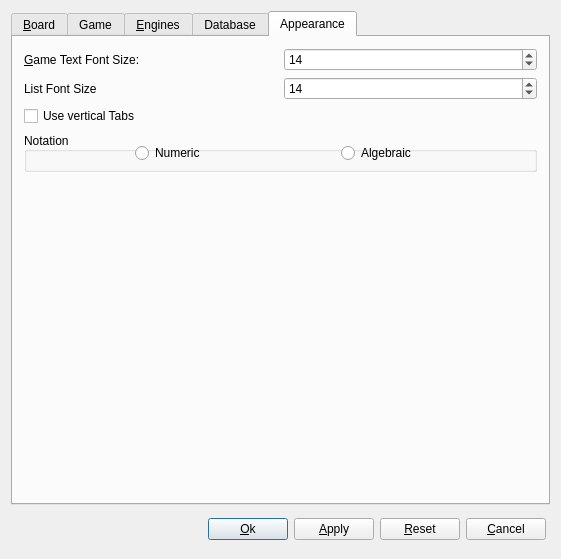
Qt form src/gui/preferences.ui (franzm/shatrabase) before a commit.
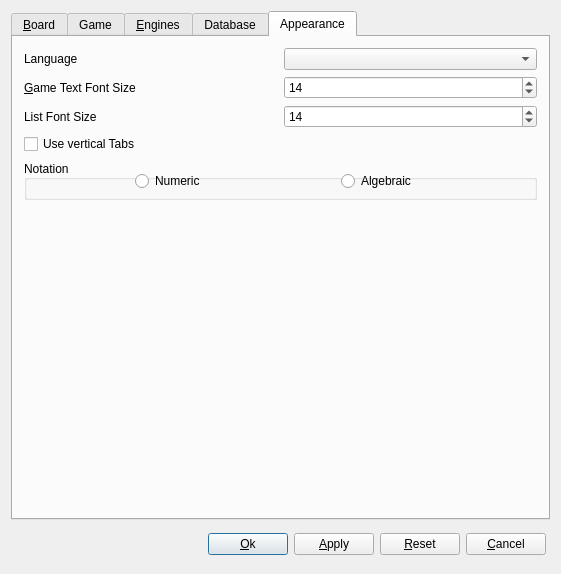
The same form after that commit. The open tabs and pages were chosen to show the change. Custom widgets are drawn as their Qt base class.

Commit message: language as option in preferences

Diff of the .ui file:
```diff
--- a/src/gui/preferences.ui
+++ b/src/gui/preferences.ui
@@ -7,7 +7,7 @@
     <x>0</x>
     <y>0</y>
     <width>553</width>
-    <height>547</height>
+    <height>574</height>
    </rect>
   </property>
   <property name="windowTitle">
@@ -17,6 +17,72 @@
    <bool>true</bool>
   </property>
   <layout class="QGridLayout" name="gridLayout">
+   <item row="1" column="0">
+    <layout class="QHBoxLayout">
+     <property name="leftMargin">
+      <number>4</number>
+     </property>
+     <property name="topMargin">
+      <number>4</number>
+     </property>
+     <property name="rightMargin">
+      <number>4</number>
+     </property>
+     <property name="bottomMargin">
+      <number>4</number>
+     </property>
+     <item>
+      <spacer>
+       <property name="orientation">
+        <enum>Qt::Horizontal</enum>
+       </property>
+       <property name="sizeType">
+        <enum>QSizePolicy::Expanding</enum>
+       </property>
+       <property name="sizeHint" stdset="0">
+        <size>
+         <width>121</width>
+         <height>29</height>
+        </size>
+       </property>
+      </spacer>
+     </item>
+     <item>
+      <widget class="QPushButton" name="okButton">
+       <property name="text">
+        <string>&amp;Ok</string>
+       </property>
+       <property name="default">
+        <bool>true</bool>
+       </property>
+      </widget>
+     </item>
+     <item>
+      <widget class="QPushButton" name="applyButton">
+       <property name="text">
+        <string>&amp;Apply</string>
+       </property>
+       <property name="default">
+        <bool>false</bool>
+       </property>
+      </widget>
+     </item>
+     <item>
+      <widget class="QPushButton" name="resetButton">
+       <property name="text">
+        <string>&amp;Reset</string>
+       </property>
+      </widget>
+     </item>
+     <item>
+      <widget class="QPushButton" name="cancelButton">
+       <property name="text">
+        <string>&amp;Cancel</string>
+       </property>
+      </widget>
+     </item>
+    </layout>
+   </item>
    <item row="0" column="0">
     <widget class="QTabWidget" name="tabWidget">
      <property name="autoFillBackground">
@@ -893,12 +959,42 @@
        <string>Appearance</string>
       </attribute>
       <layout class="QVBoxLayout" name="verticalLayout">
+       <item>
+        <layout class="QHBoxLayout" name="horizontalLayout_7">
+         <item>
+          <widget class="QLabel" name="label_17">
+           <property name="text">
+            <string>Language</string>
+           </property>
+          </widget>
+         </item>
+         <item>
+          <widget class="QComboBox" name="languageCombo">
+           <property name="sizePolicy">
+            <sizepolicy hsizetype="Minimum" vsizetype="Fixed">
+             <horstretch>0</horstretch>
+             <verstretch>0</verstretch>
+            </sizepolicy>
+           </property>
+           <property name="currentText">
+            <string/>
+           </property>
+           <property name="currentIndex">
+            <number>-1</number>
+           </property>
+           <property name="minimumContentsLength">
+            <number>0</number>
+           </property>
+          </widget>
+         </item>
+        </layout>
+       </item>
        <item>
         <layout class="QHBoxLayout" name="horizontalLayout">
          <item>
           <widget class="QLabel" name="labelGameTextFontSize">
            <property name="text">
-            <string>&amp;Game Text Font Size:</string>
+            <string>&amp;Game Text Font Size</string>
            </property>
            <property name="buddy">
             <cstring>gameTextFontSizeSpin</cstring>
@@ -1022,7 +1118,7 @@
          <property name="sizeHint" stdset="0">
           <size>
            <width>20</width>
-           <height>329</height>
+           <height>40</height>
           </size>
          </property>
         </spacer>
@@ -1031,72 +1127,6 @@
      </widget>
     </widget>
    </item>
-   <item row="1" column="0">
-    <layout class="QHBoxLayout">
-     <property name="leftMargin">
-      <number>4</number>
-     </property>
-     <property name="topMargin">
-      <number>4</number>
-     </property>
-     <property name="rightMargin">
-      <number>4</number>
-     </property>
-     <property name="bottomMargin">
-      <number>4</number>
-     </property>
-     <item>
-      <spacer>
-       <property name="orientation">
-        <enum>Qt::Horizontal</enum>
-       </property>
-       <property name="sizeType">
-        <enum>QSizePolicy::Expanding</enum>
-       </property>
-       <property name="sizeHint" stdset="0">
-        <size>
-         <width>121</width>
-         <height>29</height>
-        </size>
-       </property>
-      </spacer>
-     </item>
-     <item>
-      <widget class="QPushButton" name="okButton">
-       <property name="text">
-        <string>&amp;Ok</string>
-       </property>
-       <property name="default">
-        <bool>true</bool>
-       </property>
-      </widget>
-     </item>
-     <item>
-      <widget class="QPushButton" name="applyButton">
-       <property name="text">
-        <string>&amp;Apply</string>
-       </property>
-       <property name="default">
-        <bool>false</bool>
-       </property>
-      </widget>
-     </item>
-     <item>
-      <widget class="QPushButton" name="resetButton">
-       <property name="text">
-        <string>&amp;Reset</string>
-       </property>
-      </widget>
-     </item>
-     <item>
-      <widget class="QPushButton" name="cancelButton">
-       <property name="text">
-        <string>&amp;Cancel</string>
-       </property>
-      </widget>
-     </item>
-    </layout>
-   </item>
   </layout>
  </widget>
  <layoutdefault spacing="6" margin="11"/>
```
Left out of the diff: 2 changed lines with no effect on the pictures. The commit also changes 8 other files.
